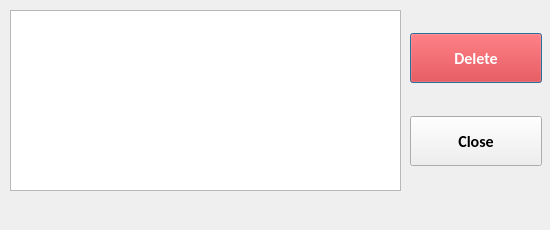
Qt form UI/uifiles/deletebooks.ui (ayushr01/Library-Management-System) before a commit.
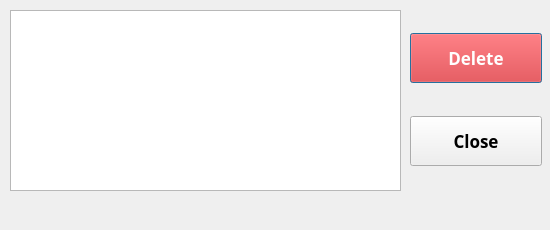
The same form after that commit.

Commit message: Updated UI with new fonts

```diff
--- a/UI/uifiles/deletebooks.ui
+++ b/UI/uifiles/deletebooks.ui
@@ -30,8 +30,8 @@
   </property>
   <property name="font">
    <font>
-    <family>Calibri</family>
-    <pointsize>12</pointsize>
+    <family>Trebuchet MS</family>
+    <pointsize>13</pointsize>
     <weight>75</weight>
     <bold>true</bold>
    </font>
@@ -93,6 +93,14 @@
      <height>181</height>
     </rect>
    </property>
+   <property name="font">
+    <font>
+     <family>Trebuchet MS</family>
+     <pointsize>13</pointsize>
+     <weight>75</weight>
+     <bold>true</bold>
+    </font>
+   </property>
    <layout class="QVBoxLayout" name="buttons">
     <property name="spacing">
      <number>10</number>
@@ -107,8 +115,8 @@
       </property>
       <property name="font">
        <font>
-        <family>Calibri</family>
-        <pointsize>12</pointsize>
+        <family>Trebuchet MS</family>
+        <pointsize>13</pointsize>
         <weight>75</weight>
         <bold>true</bold>
        </font>
@@ -132,8 +140,8 @@
       </property>
       <property name="font">
        <font>
-        <family>Calibri</family>
-        <pointsize>12</pointsize>
+        <family>Trebuchet MS</family>
+        <pointsize>13</pointsize>
         <weight>75</weight>
         <bold>true</bold>
        </font>
```
Left out of the diff: 8 changed lines with no effect on the pictures. The commit also changes 19 other files.
